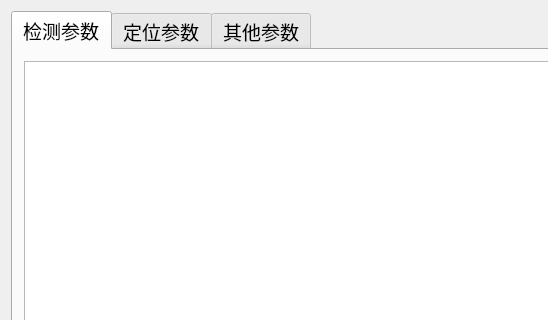
Above: weina/weina/setupwidget.ui from jeedyang/weina before the change; both pictures show x 0 to 548 and y 0 to 320 of the 982 by 730 pixel window. Below: the same form after it.
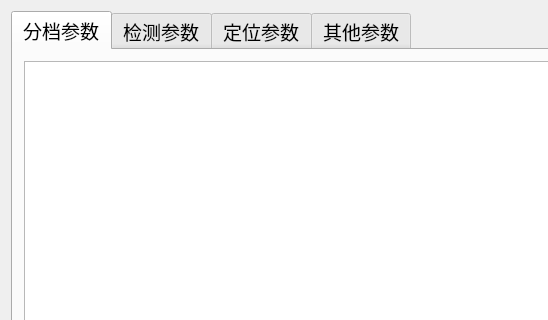
That is the form after the change. The open tabs and pages were chosen to show the change.

Patch:
```diff
--- a/weina/weina/setupwidget.ui
+++ b/weina/weina/setupwidget.ui
@@ -60,10 +60,20 @@
      </property>
      <widget class="QWidget" name="tab">
       <attribute name="title">
-       <string>检测参数</string>
+       <string>分档参数</string>
       </attribute>
       <layout class="QGridLayout" name="gridLayout_2">
        <item row="0" column="0">
+        <widget class="QTableWidget" name="tableWidget_classPam"/>
+       </item>
+      </layout>
+     </widget>
+     <widget class="QWidget" name="tab_4">
+      <attribute name="title">
+       <string>检测参数</string>
+      </attribute>
+      <layout class="QHBoxLayout" name="horizontalLayout_3">
+       <item>
         <widget class="QTableWidget" name="tableWidget_testPam"/>
        </item>
       </layout>
```
Left out of the diff: 2 changed lines with no effect on the pictures.
